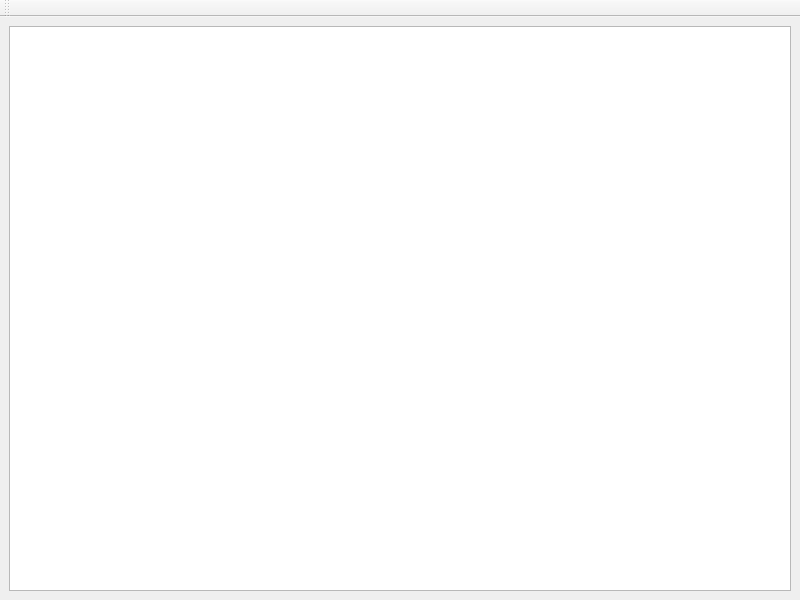
First picture: the form in code/nel/tools/3d/object_viewer_qt/src/plugins/landscape_editor/landscape_editor_window.ui, repository ryzom/ryzomcore, before the edit.
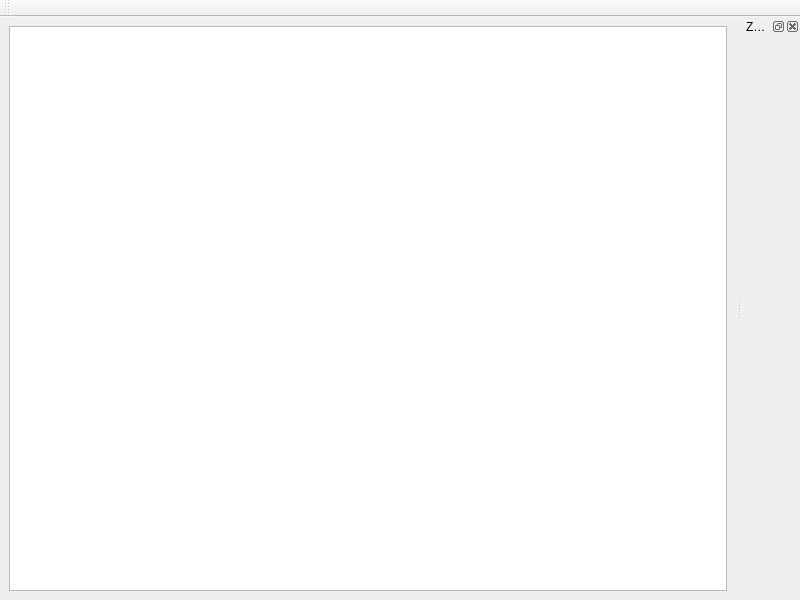
Second picture: the form after the edit. Icons and pictures are not drawn. Custom widgets are drawn as their Qt base class.

```diff
--- a/code/nel/tools/3d/object_viewer_qt/src/plugins/landscape_editor/landscape_editor_window.ui
+++ b/code/nel/tools/3d/object_viewer_qt/src/plugins/landscape_editor/landscape_editor_window.ui
@@ -35,7 +35,24 @@
     <bool>false</bool>
    </attribute>
   </widget>
+  <widget class="QDockWidget" name="dockWidget">
+   <property name="windowTitle">
+    <string>Zones</string>
+   </property>
+   <attribute name="dockWidgetArea">
+    <number>2</number>
+   </attribute>
+   <widget class="LandscapeEditor::ZoneListWidget" name="zoneListWidget"/>
+  </widget>
  </widget>
+ <customwidgets>
+  <customwidget>
+   <class>LandscapeEditor::ZoneListWidget</class>
+   <extends>QWidget</extends>
+   <header>zone_list_widget.h</header>
+   <container>1</container>
+  </customwidget>
+ </customwidgets>
  <resources>
   <include location="landscape_editor.qrc"/>
  </resources>
```
